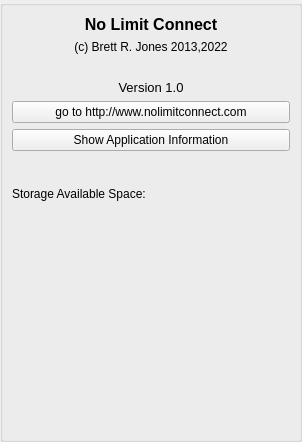
This is AppsSrc/CommonSrc/Forms/AppletAboutApp.ui in brettrjones-github/nolimitconnect as Qt 5 draws it before an edit. The edited form follows.
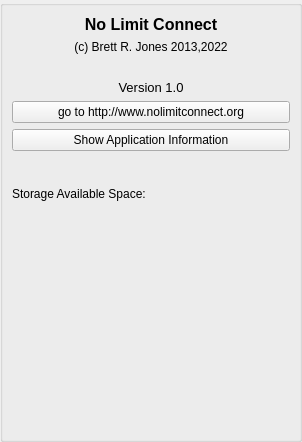
This is the edited form.

What changed in the file:
```diff
--- a/AppsSrc/CommonSrc/Forms/AppletAboutApp.ui
+++ b/AppsSrc/CommonSrc/Forms/AppletAboutApp.ui
@@ -131,7 +131,7 @@
          </sizepolicy>
         </property>
         <property name="text">
-         <string>go to http://www.nolimitconnect.com</string>
+         <string>go to http://www.nolimitconnect.org</string>
         </property>
        </widget>
       </item>
```
